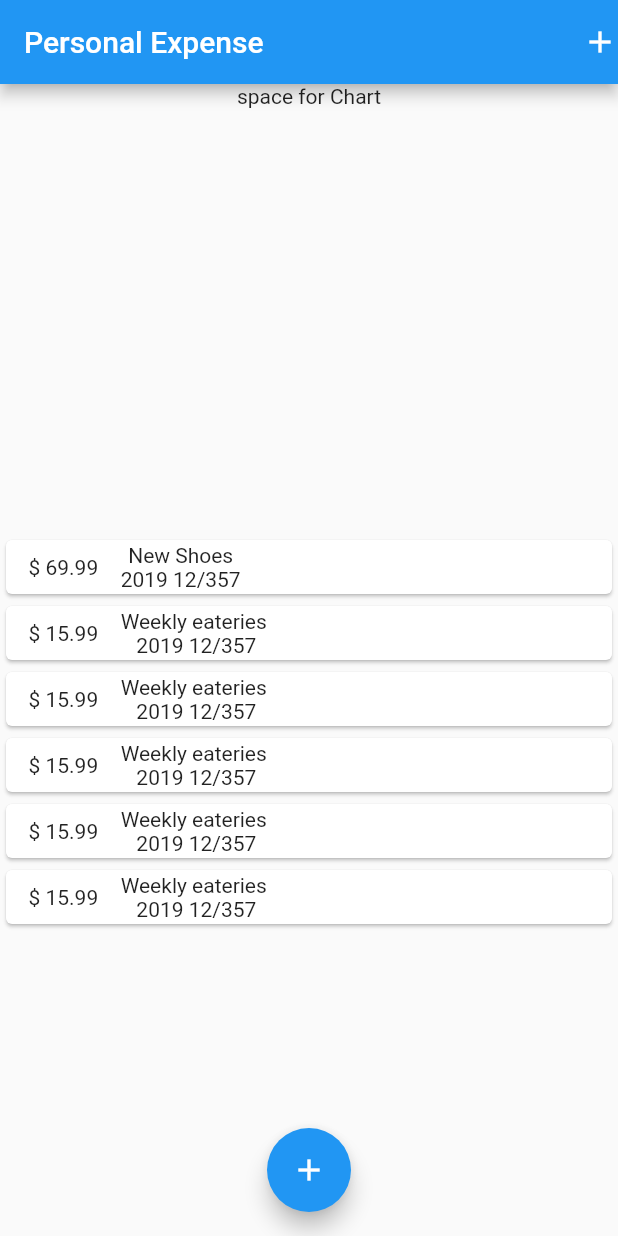
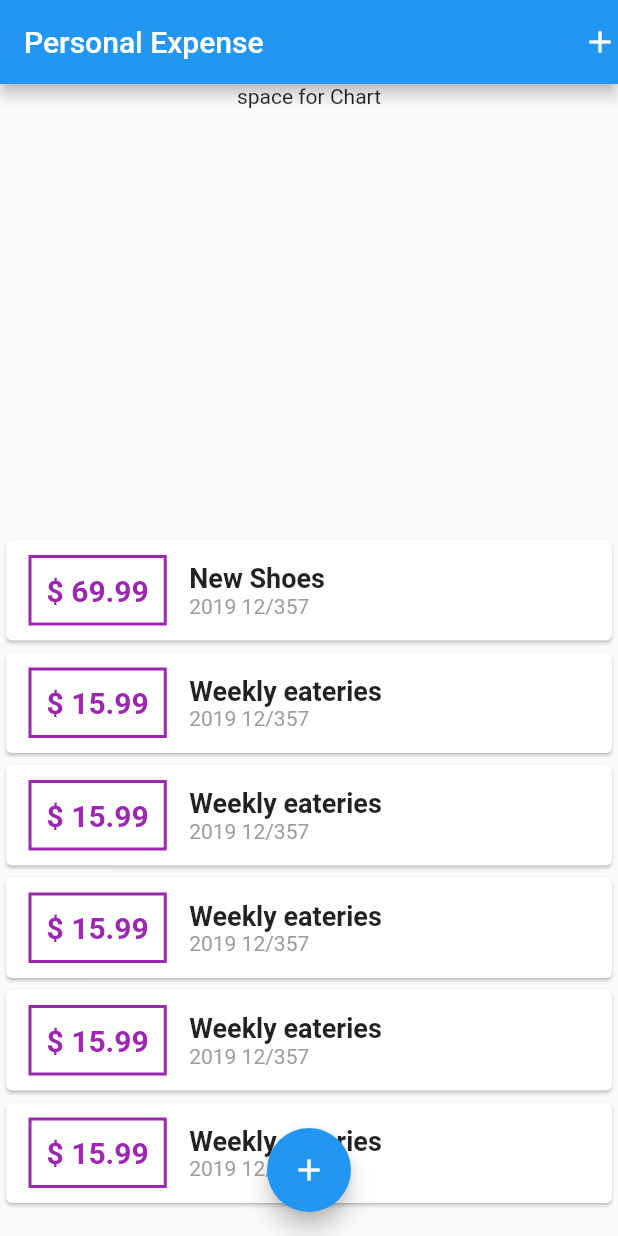
Before and after one commit to magictical/flutter_section2_clone, a Flutter app: the screen it shows after launch, on a phone screen of 412 x 824 dp. Run offline on Flutter 3.47's test engine with Material 2 defaults, Android fonts, the phone set to English and light mode, and no system bars.

Commit message:
update transaction list layout

```diff
--- a/lib/widgets/transaction_list.dart
+++ b/lib/widgets/transaction_list.dart
@@ -15,14 +15,32 @@ class TransactionList extends StatelessWidget {
             children: <Widget>[
               Container(
                 margin: EdgeInsets.symmetric(vertical: 10, horizontal: 15),
+                decoration: BoxDecoration(
+                  border: Border.all(color: Colors.purple, width: 2),
+                ),
+                padding: EdgeInsets.all(10),
                 child: Text(
                   '\$ ${transaction.amount}',
+                  style: TextStyle(
+                      fontWeight: FontWeight.bold,
+                      fontSize: 20,
+                      color: Colors.purple),
                 ),
               ),
               Column(
+                crossAxisAlignment: CrossAxisAlignment.start,
                 children: <Widget>[
-                  Text(transaction.title),
-                  Text(DateFormat('yyyy MM/DD').format(transaction.date))
+                  Text(
+                    transaction.title,
+                    style: TextStyle(
+                      fontWeight: FontWeight.bold,
+                      fontSize: 18,
+                    ),
+                  ),
+                  Text(
+                    DateFormat('yyyy MM/DD').format(transaction.date),
+                    style: TextStyle(color: Colors.grey),
+                  ),
                 ],
               ),
             ],
```
Also changed, not shown: lib/widgets/new_transaction.dart (+19 -0 lines).
